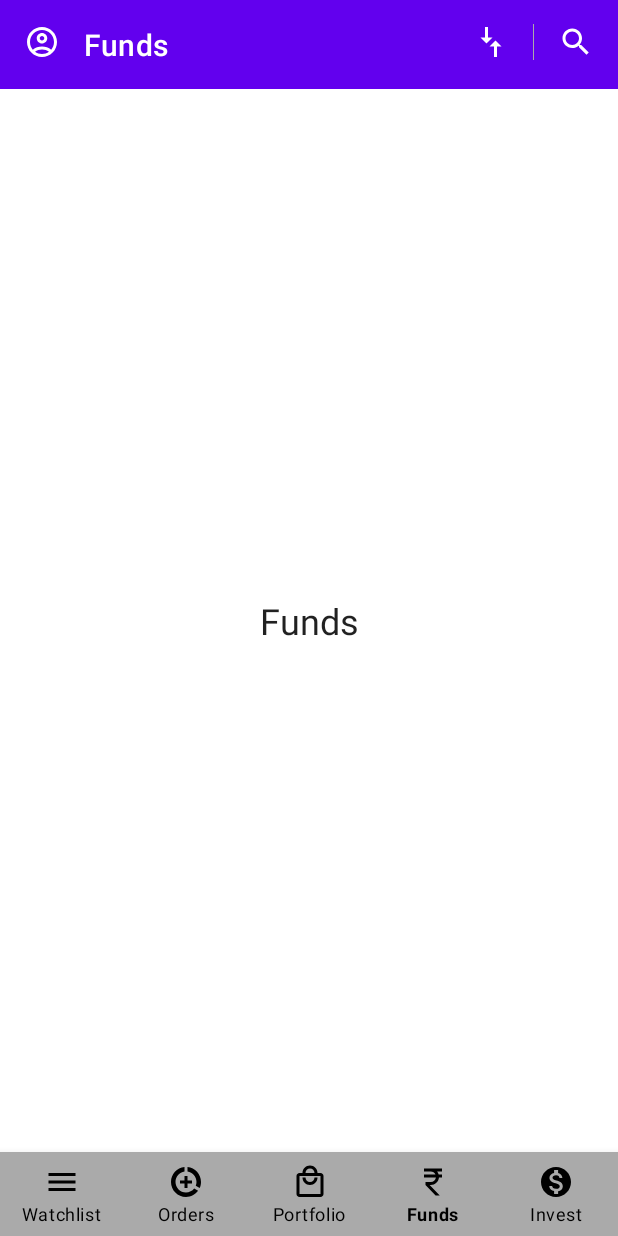
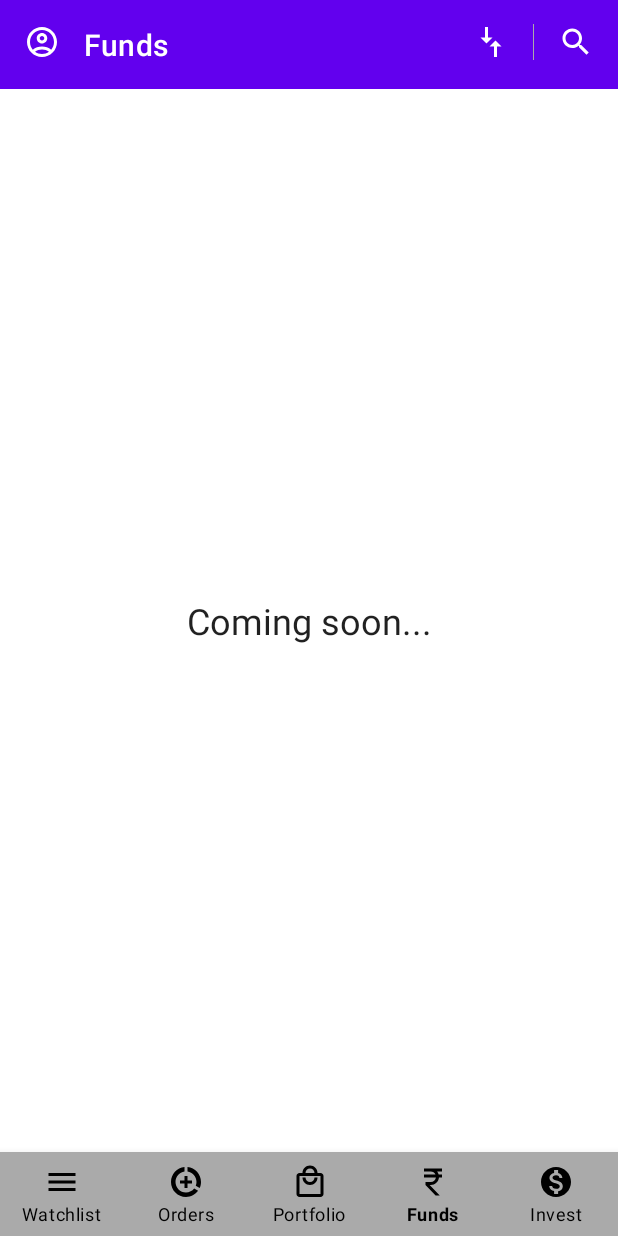
Before and after one commit to kalpeshk95/Assignment, an Android app: the screen it shows after launch (MainActivity), item 4 of the bottom bar chosen, on a phone screen of 412 x 824 dp. Run offline under Robolectric (Android 15) with nearby library versions, the phone set to English and light mode, and no system bars; libraries missing offline, so code that uses them is left out: com.jakewharton.retrofit2.

Commit message:
remove unused code

```diff
--- a/app/src/main/AndroidManifest.xml
+++ b/app/src/main/AndroidManifest.xml
@@ -9,13 +9,14 @@
         android:name=".app.MyApplication"
         android:allowBackup="true"
         android:dataExtractionRules="@xml/data_extraction_rules"
+        android:enableOnBackInvokedCallback="true"
         android:fullBackupContent="@xml/backup_rules"
         android:icon="@mipmap/ic_launcher"
         android:label="@string/app_name"
         android:roundIcon="@mipmap/ic_launcher_round"
         android:supportsRtl="true"
         android:theme="@style/Theme.Assignment"
-        tools:targetApi="31">
+        tools:targetApi="tiramisu">
         <activity
             android:name=".ui.MainActivity"
             android:exported="true">
--- a/app/src/main/java/com/example/assignment/ui/MainActivity.kt
+++ b/app/src/main/java/com/example/assignment/ui/MainActivity.kt
@@ -6,22 +6,19 @@ import androidx.appcompat.app.AppCompatActivity
 import androidx.core.view.WindowCompat
 import com.example.assignment.R
 import com.example.assignment.databinding.ActivityMainBinding
-import com.example.assignment.ui.funds.FundsFragment
-import com.example.assignment.ui.invest.InvestFragment
-import com.example.assignment.ui.order.OrderFragment
+import com.example.assignment.ui.empty.EmptyFragment
 import com.example.assignment.ui.portfolio.PortfolioFragment
-import com.example.assignment.ui.watchlist.WatchlistFragment
 
 class MainActivity : AppCompatActivity() {
 
     private val binding by lazy { ActivityMainBinding.inflate(layoutInflater) }
 
     private val fragments = mapOf(
-        R.id.nav_watchlist to Pair(WatchlistFragment(), R.string.string_watchlist),
-        R.id.nav_orders to Pair(OrderFragment(), R.string.string_orders),
+        R.id.nav_watchlist to Pair(EmptyFragment(), R.string.string_watchlist),
+        R.id.nav_orders to Pair(EmptyFragment(), R.string.string_orders),
         R.id.nav_portfolio to Pair(PortfolioFragment(), R.string.string_portfolio),
-        R.id.nav_funds to Pair(FundsFragment(), R.string.string_funds),
-        R.id.nav_invest to Pair(InvestFragment(), R.string.string_invest)
+        R.id.nav_funds to Pair(EmptyFragment(), R.string.string_funds),
+        R.id.nav_invest to Pair(EmptyFragment(), R.string.string_invest)
     )
 
     override fun onCreate(savedInstanceState: Bundle?) {
--- a/app/src/main/java/com/example/assignment/ui/order/OrderFragment.kt
+++ b/app/src/main/java/com/example/assignment/ui/empty/EmptyFragment.kt
@@ -1,4 +1,4 @@
-package com.example.assignment.ui.order
+package com.example.assignment.ui.empty
 
 import android.os.Bundle
 import android.view.LayoutInflater
@@ -6,11 +6,11 @@ import android.view.View
 import android.view.ViewGroup
 import androidx.fragment.app.Fragment
 import com.example.assignment.R
-import com.example.assignment.databinding.FragmentOrderBinding
+import com.example.assignment.databinding.FragmentEmptyBinding
 
-class OrderFragment : Fragment(R.layout.fragment_order) {
+class EmptyFragment : Fragment(R.layout.fragment_empty) {
 
-    private var _binding: FragmentOrderBinding? = null
+    private var _binding: FragmentEmptyBinding? = null
     private val binding get() = _binding!!
 
     override fun onCreateView(
@@ -18,7 +18,7 @@ class OrderFragment : Fragment(R.layout.fragment_order) {
         container: ViewGroup?,
         savedInstanceState: Bundle?
     ): View {
-        _binding = FragmentOrderBinding.inflate(inflater, container, false)
+        _binding = FragmentEmptyBinding.inflate(inflater, container, false)
         return binding.root
     }
 
--- a/app/src/main/java/com/example/assignment/ui/funds/FundsFragment.kt
+++ /dev/null
@@ -1,25 +0,0 @@
-package com.example.assignment.ui.funds
-
-import android.os.Bundle
-import android.view.LayoutInflater
-import android.view.View
-import android.view.ViewGroup
-import androidx.fragment.app.Fragment
-import com.example.assignment.R
-import com.example.assignment.databinding.FragmentFundsBinding
-
-class FundsFragment : Fragment(R.layout.fragment_funds) {
-
-    private var _binding: FragmentFundsBinding? = null
-    private val binding get() = _binding!!
-
-    override fun onCreateView(
-        inflater: LayoutInflater,
-        container: ViewGroup?,
-        savedInstanceState: Bundle?
-    ): View {
-        _binding = FragmentFundsBinding.inflate(inflater, container, false)
-        return binding.root
-    }
-
-}
--- a/app/src/main/res/layout/fragment_invest.xml
+++ b/app/src/main/res/layout/fragment_empty.xml
@@ -4,13 +4,13 @@
     xmlns:tools="http://schemas.android.com/tools"
     android:layout_width="match_parent"
     android:layout_height="match_parent"
-    tools:context=".ui.invest.InvestFragment">
+    tools:context=".ui.empty.EmptyFragment">
 
     <androidx.appcompat.widget.AppCompatTextView
         android:id="@+id/lblSymbol"
         android:layout_width="wrap_content"
         android:layout_height="wrap_content"
-        android:text="@string/string_invest"
+        android:text="@string/string_coming_soon"
         android:textAppearance="@style/TextAppearance.MaterialComponents.Headline5"
         app:layout_constraintBottom_toBottomOf="parent"
         app:layout_constraintEnd_toEndOf="parent"
--- a/app/src/main/res/layout/fragment_funds.xml
+++ /dev/null
@@ -1,20 +0,0 @@
-<?xml version="1.0" encoding="utf-8"?>
-<androidx.constraintlayout.widget.ConstraintLayout xmlns:android="http://schemas.android.com/apk/res/android"
-    xmlns:app="http://schemas.android.com/apk/res-auto"
-    xmlns:tools="http://schemas.android.com/tools"
-    android:layout_width="match_parent"
-    android:layout_height="match_parent"
-    tools:context=".ui.funds.FundsFragment">
-
-    <androidx.appcompat.widget.AppCompatTextView
-        android:id="@+id/lblSymbol"
-        android:layout_width="wrap_content"
-        android:layout_height="wrap_content"
-        android:text="@string/string_funds"
-        android:textAppearance="@style/TextAppearance.MaterialComponents.Headline5"
-        app:layout_constraintBottom_toBottomOf="parent"
-        app:layout_constraintEnd_toEndOf="parent"
-        app:layout_constraintStart_toStartOf="parent"
-        app:layout_constraintTop_toTopOf="parent" />
-
-</androidx.constraintlayout.widget.ConstraintLayout>
--- a/app/src/main/res/values/strings.xml
+++ b/app/src/main/res/values/strings.xml
@@ -1,6 +1,5 @@
 <resources>
     <string name="app_name">Assignment</string>
-    <string name="lbl_ltp">\u20B9 %,.2f</string>
     <string name="lbl_pos_amt">\u20B9 %,.2f</string>
     <string name="lbl_neg_amt">- \u20B9 %,.2f</string>
     <string name="lbl_percentage">(%1$.2f%%)</string>
@@ -16,7 +15,6 @@
     <string name="portfolio">Portfolio</string>
     <string name="funds">Funds</string>
     <string name="invest">Invest</string>
-    <string name="hello_blank_fragment">Hello blank fragment</string>
     <string name="string_orders">Orders</string>
     <string name="string_watchlist">Watchlist</string>
     <string name="string_invest">Invest</string>
@@ -24,4 +22,5 @@
     <string name="string_portfolio">Portfolio</string>
     <string name="string_retry">Retry</string>
     <string name="string_no_internet">Please check your internet connection\nand try again</string>
+    <string name="string_coming_soon">Coming soon...</string>
 </resources>
```
Also changed, not shown: app/src/main/java/com/example/assignment/ui/invest/InvestFragment.kt (deleted, +0 -25 lines), app/src/main/java/com/example/assignment/ui/watchlist/WatchlistFragment.kt (deleted, +0 -25 lines), app/src/main/res/layout/fragment_order.xml (deleted, +0 -20 lines), app/src/main/res/layout/fragment_watch_list.xml (deleted, +0 -20 lines).
